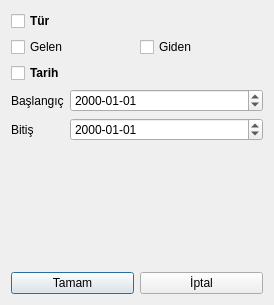
This is kistasfatura.ui in ahmetturan/muhasib as Qt 5 draws it before an edit. The edited form follows.
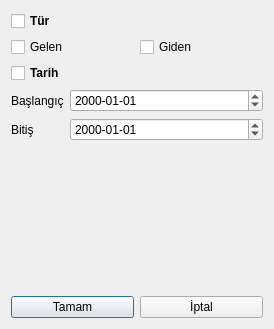
This is the edited form.

What changed in the file:
```diff
--- a/kistasfatura.ui
+++ b/kistasfatura.ui
@@ -10,7 +10,7 @@
     <x>0</x>
     <y>0</y>
     <width>274</width>
-    <height>305</height>
+    <height>329</height>
    </rect>
   </property>
   <property name="windowTitle">
```
